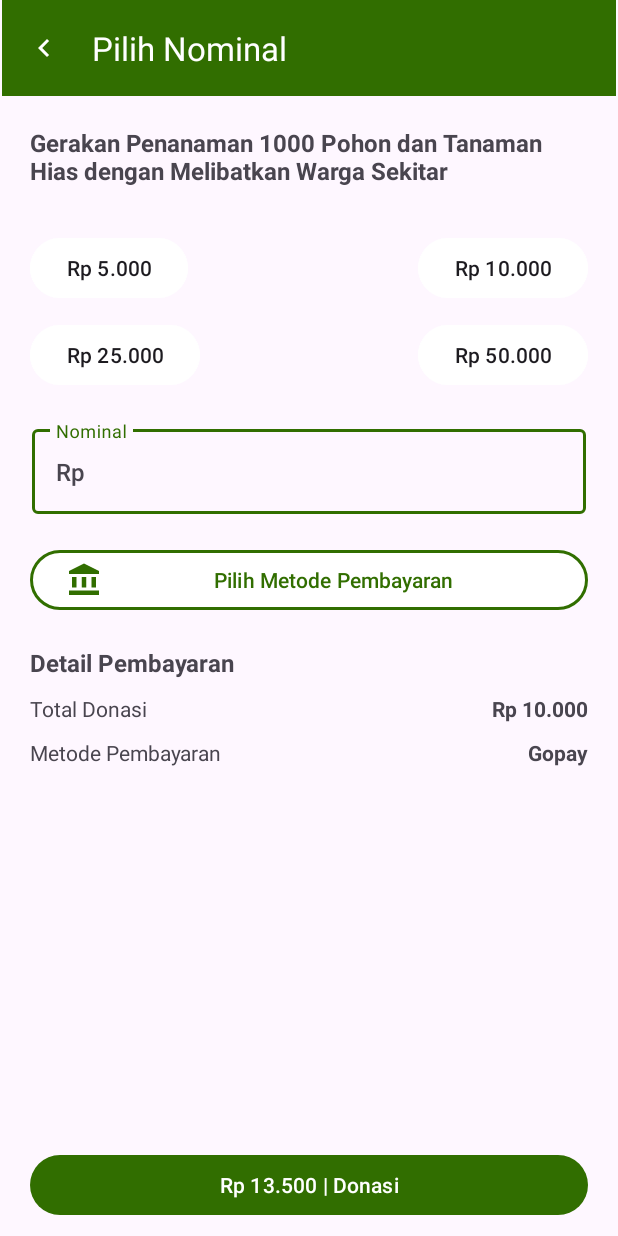
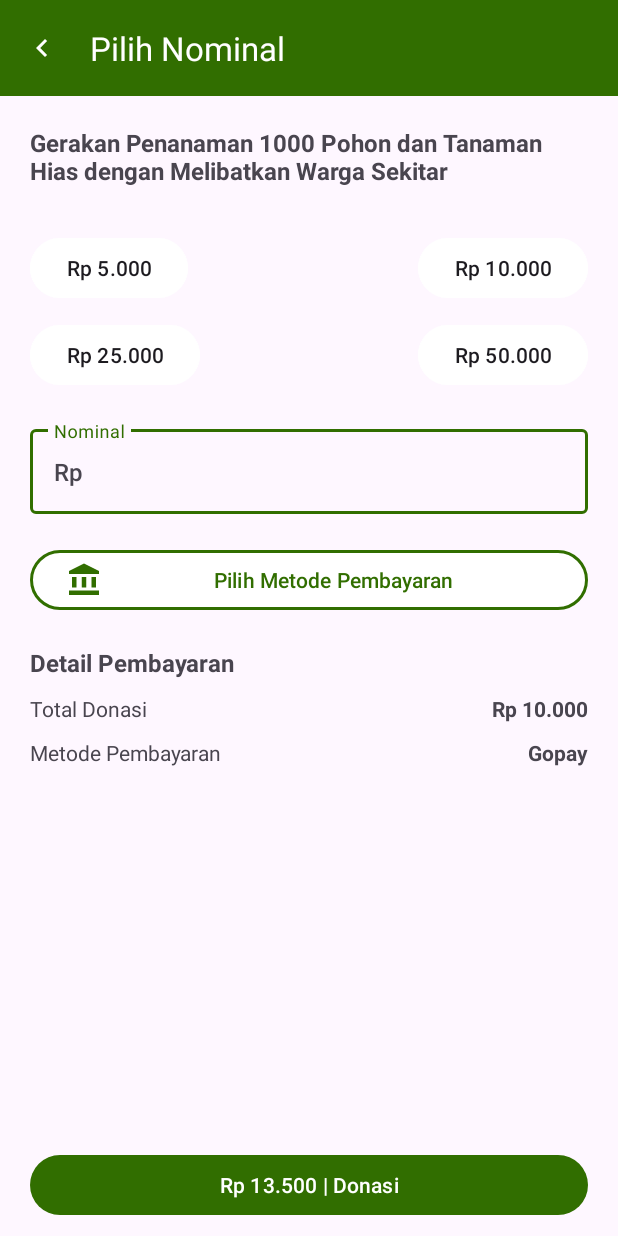
Before and after one commit to Aksi-Hijau/aksihijau-mobile, an Android app: the layout activity_nominal_metode.xml on its own in the app's theme, with its tools: preview values and no code run, on a phone screen of 412 x 824 dp. Run offline under Robolectric (Android 15) with nearby library versions, the phone set to English and light mode, and no system bars.

Commit message:
fix layout

```diff
--- a/app/src/main/res/layout/activity_nominal_metode.xml
+++ b/app/src/main/res/layout/activity_nominal_metode.xml
@@ -8,7 +8,7 @@
 
     <com.google.android.material.appbar.MaterialToolbar
         android:id="@+id/materialToolbar2"
-        android:layout_width="409dp"
+        android:layout_width="match_parent"
         android:layout_height="wrap_content"
         android:background="?attr/colorPrimary"
         android:minHeight="?attr/actionBarSize"
@@ -83,7 +83,7 @@
 
     <com.google.android.material.textfield.TextInputLayout
         android:id="@+id/textInputLayout4"
-        android:layout_width="409dp"
+        android:layout_width="match_parent"
         android:layout_height="wrap_content"
         android:hint="Nominal"
         android:padding="20dp"
@@ -94,9 +94,9 @@
 
         <com.google.android.material.textfield.TextInputEditText
             android:id="@+id/inputtext"
-            android:inputType="number"
             android:layout_width="match_parent"
-            android:layout_height="wrap_content" />
+            android:layout_height="wrap_content"
+            android:inputType="number" />
     </com.google.android.material.textfield.TextInputLayout>
 
     <Button
```
